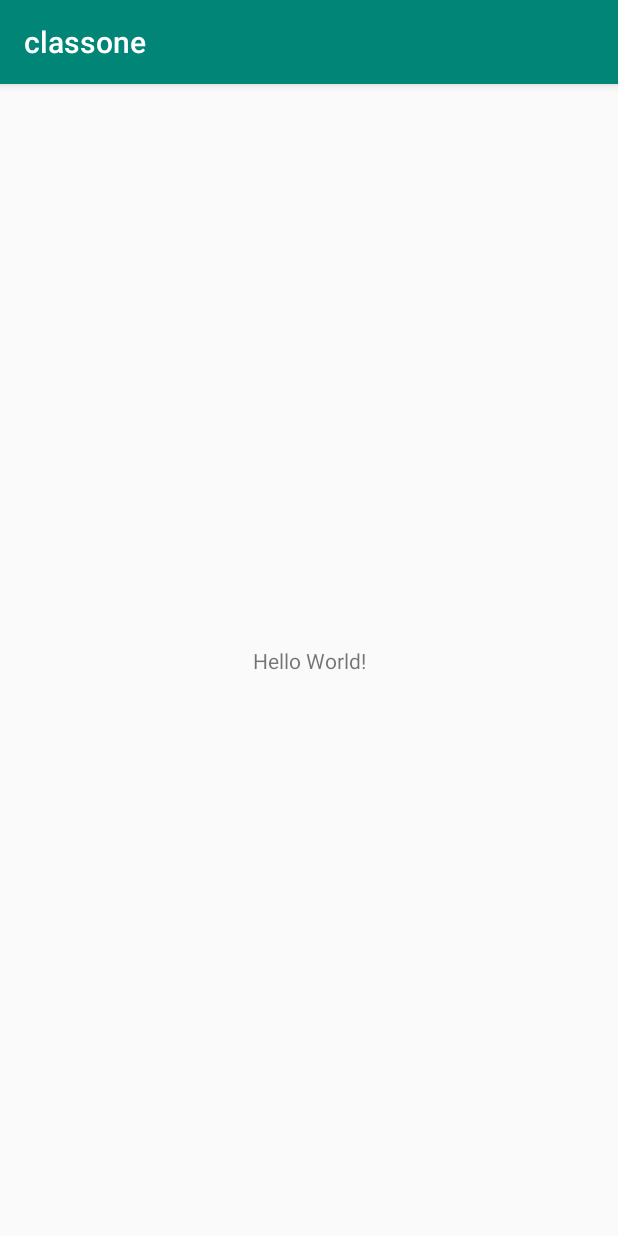
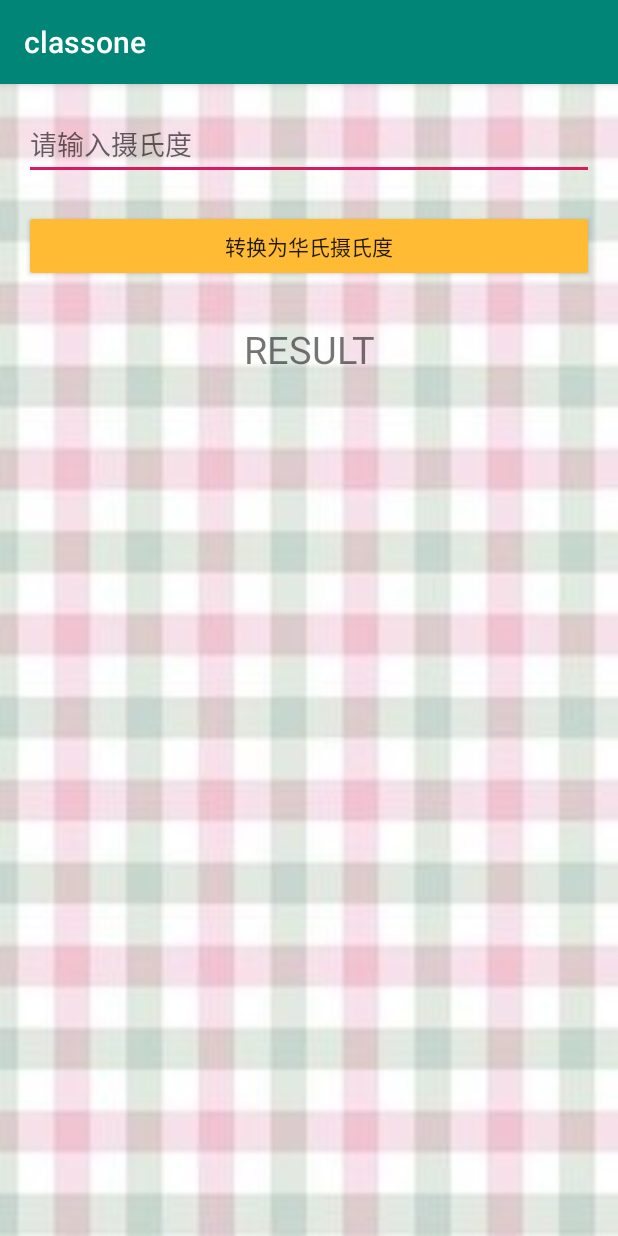
Before and after one commit to sunzhuofan/classone, an Android app: the screen it shows after launch (MainActivity), on a phone screen of 412 x 824 dp. Run offline under Robolectric (Android 15) with nearby library versions, the phone set to English and light mode, and no system bars.

Commit message:
first commit

```diff
--- a/app/src/main/java/com/def/classone/MainActivity.java
+++ b/app/src/main/java/com/def/classone/MainActivity.java
@@ -2,12 +2,33 @@ package com.def.classone;
 
 import android.support.v7.app.AppCompatActivity;
 import android.os.Bundle;
+import android.util.Log;
+import android.view.View;
+import android.widget.Button;
+import android.widget.EditText;
+import android.widget.TextView;
 
-public class MainActivity extends AppCompatActivity {
-
+public class MainActivity extends AppCompatActivity implements View.OnClickListener{
+    TextView output;
     @Override
     protected void onCreate(Bundle savedInstanceState) {
         super.onCreate(savedInstanceState);
-        setContentView(R.layout.activity_main);
+        setContentView(R.layout.second);
+        output = findViewById(R.id.output);
+        EditText inp = findViewById(R.id.inp);
+        String str = inp.getText().toString();
+        Button btn = findViewById(R.id.btn);
+        btn.setOnClickListener(this);
     }
+
+    @Override
+    public void onClick(View v) {
+        EditText inp = findViewById(R.id.inp);
+        String str = inp.getText().toString();
+        double STR = Double.parseDouble(str);
+        double answer = 32+1.8*STR;
+        output.setText("结果为 "+answer+"");
+
+    }
+
 }
--- a/app/src/main/res/layout/activity_main.xml
+++ b/app/src/main/res/layout/activity_main.xml
@@ -1,5 +1,6 @@
 <?xml version="1.0" encoding="utf-8"?>
-<android.support.constraint.ConstraintLayout xmlns:android="http://schemas.android.com/apk/res/android"
+<android.support.constraint.ConstraintLayout
+    xmlns:android="http://schemas.android.com/apk/res/android"
     xmlns:app="http://schemas.android.com/apk/res-auto"
     xmlns:tools="http://schemas.android.com/tools"
     android:layout_width="match_parent"
--- /dev/null
+++ b/app/src/main/res/layout/second.xml
@@ -0,0 +1,37 @@
+<?xml version="1.0" encoding="utf-8"?>
+<LinearLayout
+    xmlns:android="http://schemas.android.com/apk/res/android"
+    android:orientation="vertical"
+    android:layout_width="match_parent"
+    android:layout_height="match_parent"
+    android:background="@mipmap/background"
+    android:padding="16dp">
+
+
+    <EditText
+        android:id="@+id/inp"
+        android:layout_width="match_parent"
+        android:layout_height="wrap_content"
+        android:layout_marginBottom="20dp"
+        android:hint="@string/inp"
+        android:digits="0123456789."
+        android:inputType="text|number" />
+
+    <Button
+        android:id="@+id/btn"
+        android:layout_width="match_parent"
+        android:layout_height="wrap_content"
+        android:text="转换为华氏摄氏度"
+        android:layout_marginBottom="20dp"
+        android:onClick="btn"/>
+
+    <TextView
+        android:id="@+id/output"
+        android:layout_width="match_parent"
+        android:layout_height="50dp"
+        android:layout_marginBottom="20dp"
+        android:gravity="center"
+        android:text="RESULT"
+        android:textSize="25dp" />
+
+</LinearLayout>
--- /dev/null
+++ b/app/src/main/res/layout/third.xml
@@ -0,0 +1,6 @@
+<?xml version="1.0" encoding="utf-8"?>
+<android.support.constraint.ConstraintLayout
+    xmlns:android="http://schemas.android.com/apk/res/android" android:layout_width="match_parent"
+    android:layout_height="match_parent">
+
+</android.support.constraint.ConstraintLayout>
--- a/app/src/main/res/values/strings.xml
+++ b/app/src/main/res/values/strings.xml
@@ -1,3 +1,8 @@
 <resources>
     <string name="app_name">classone</string>
+    <string name="inp">请输入摄氏度</string>
+    <string name="btn_dollar_label">Dollar</string>
+    <string name="btn_euro_label">Euro</string>
+    <string name="btn_won_label">Won</string>
+    <string name="rmb_hint">Input RMB</string>
 </resources>
--- a/app/src/main/res/values/styles.xml
+++ b/app/src/main/res/values/styles.xml
@@ -6,6 +6,7 @@
         <item name="colorPrimary">@color/colorPrimary</item>
         <item name="colorPrimaryDark">@color/colorPrimaryDark</item>
         <item name="colorAccent">@color/colorAccent</item>
+        <item name="colorButtonNormal">@android:color/holo_orange_light</item>
     </style>
 
 </resources>
```
Also changed, not shown: app/src/main/AndroidManifest.xml (+14 -0 lines), app/src/main/java/com/def/classone/RateActivity.java (added, +61 -0 lines), app/src/main/java/com/def/classone/basketball.java (added, +63 -0 lines), app/src/main/res/layout/activity_basketball.xml (added, +158 -0 lines), app/src/main/res/layout/activity_rate.xml (added, +48 -0 lines), app/src/main/res/mipmap-mdpi/background.jpg (added), 1 other file.
